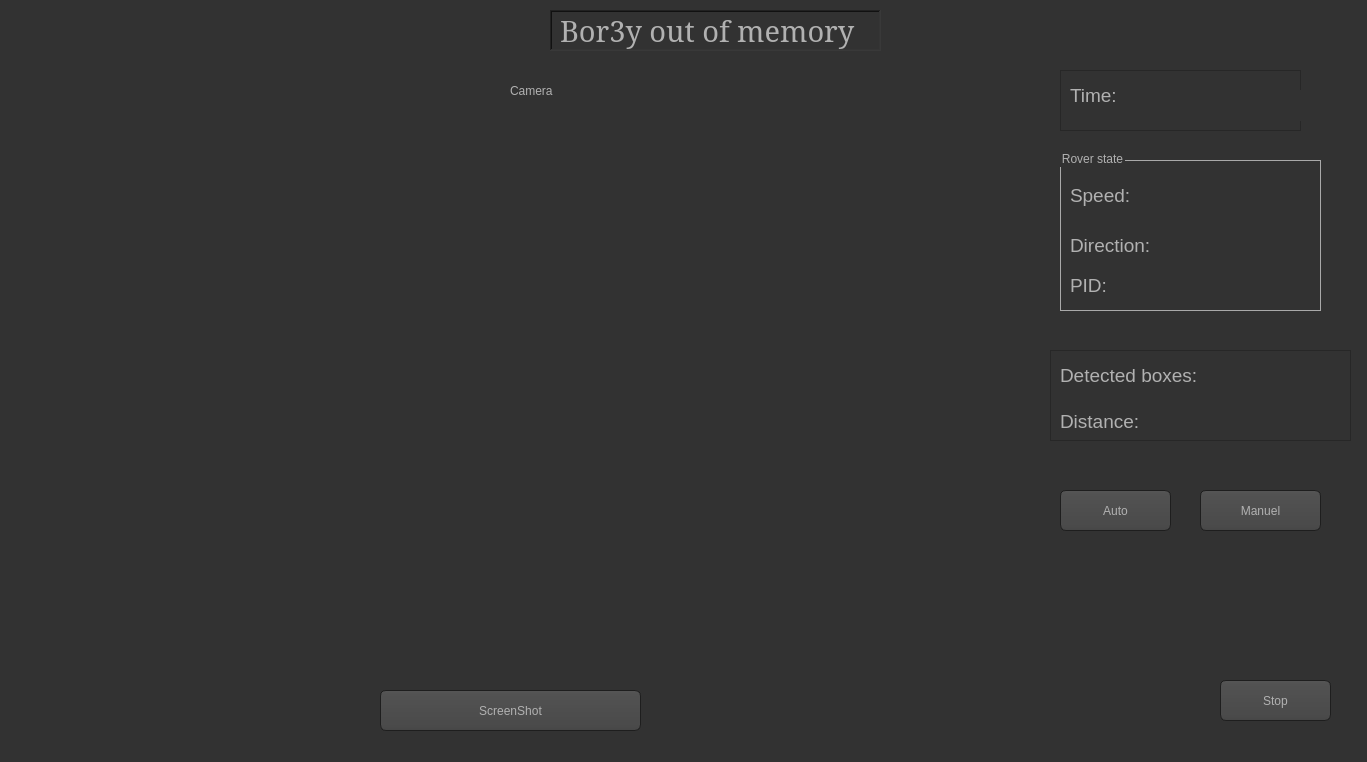
Qt form Ros2_ws/src/gui/gui/ui/rover_main.ui (youssef1404/Cleaning_Robot_Project) before a commit.
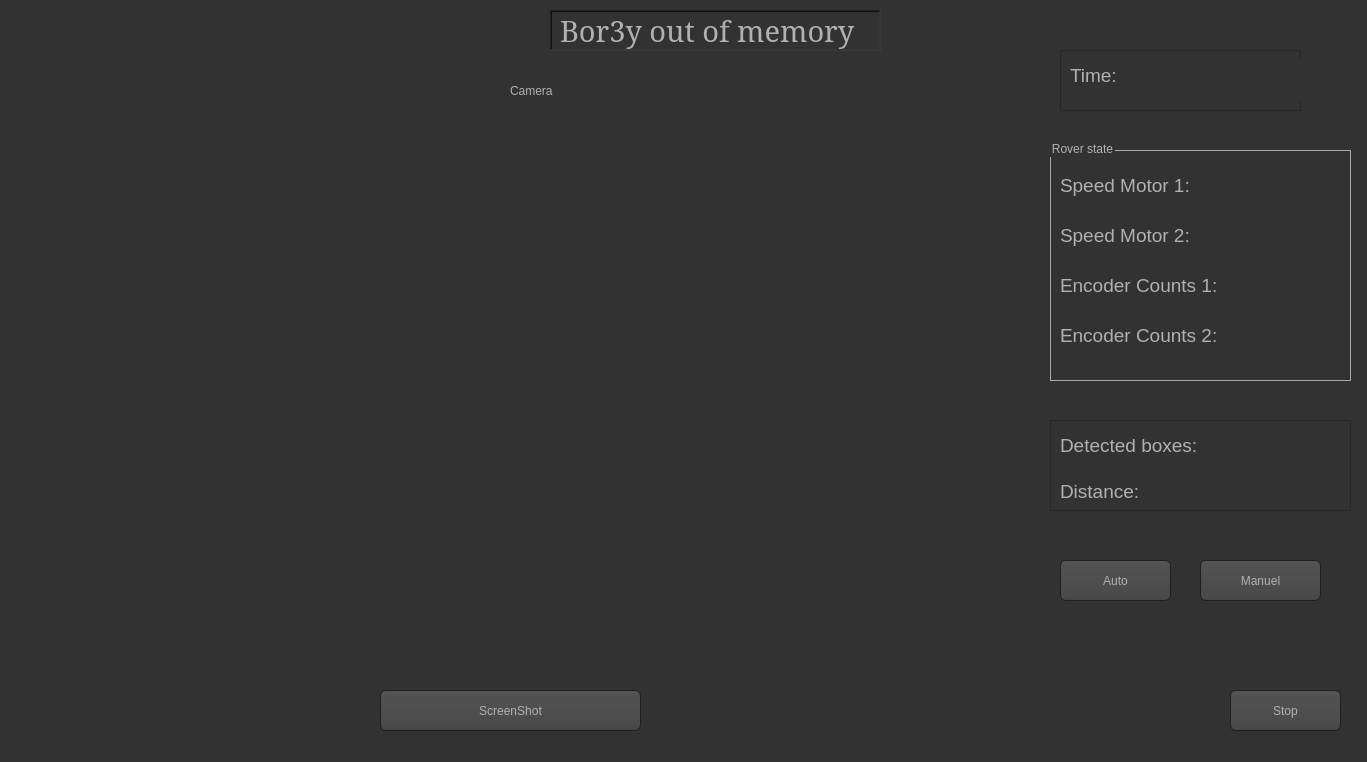
The same form after that commit. Icons and pictures are not drawn.

Commit message: adding motors feedback subscribers to the gui

```diff
--- a/Ros2_ws/src/gui/gui/ui/rover_main.ui
+++ b/Ros2_ws/src/gui/gui/ui/rover_main.ui
@@ -983,10 +983,10 @@
   <widget class="QGroupBox" name="groupBox">
    <property name="geometry">
     <rect>
-     <x>1060</x>
-     <y>150</y>
-     <width>261</width>
-     <height>161</height>
+     <x>1050</x>
+     <y>140</y>
+     <width>301</width>
+     <height>241</height>
     </rect>
    </property>
    <property name="title">
@@ -997,7 +997,7 @@
      <rect>
       <x>10</x>
       <y>30</y>
-      <width>71</width>
+      <width>131</width>
       <height>31</height>
      </rect>
     </property>
@@ -1007,13 +1007,13 @@
      </font>
     </property>
     <property name="text">
-     <string>Speed:</string>
+     <string>Speed Motor 1:</string>
     </property>
    </widget>
-   <widget class="QLabel" name="speed_label_2">
+   <widget class="QLabel" name="speed_label_1">
     <property name="geometry">
      <rect>
-      <x>100</x>
+      <x>160</x>
       <y>30</y>
       <width>111</width>
       <height>31</height>
@@ -1033,7 +1033,7 @@
      <rect>
       <x>10</x>
       <y>80</y>
-      <width>101</width>
+      <width>131</width>
       <height>31</height>
      </rect>
     </property>
@@ -1043,15 +1043,15 @@
      </font>
     </property>
     <property name="text">
-     <string>Direction:</string>
+     <string>Speed Motor 2:</string>
     </property>
    </widget>
-   <widget class="QLabel" name="dir_label">
+   <widget class="QLabel" name="speed_label_2">
     <property name="geometry">
      <rect>
-      <x>110</x>
+      <x>160</x>
       <y>80</y>
-      <width>141</width>
+      <width>131</width>
       <height>31</height>
      </rect>
     </property>
@@ -1064,12 +1064,30 @@
      <string/>
     </property>
    </widget>
+   <widget class="QLabel" name="label_11">
+    <property name="geometry">
+     <rect>
+      <x>10</x>
+      <y>130</y>
+      <width>161</width>
+      <height>31</height>
+     </rect>
+    </property>
+    <property name="font">
+     <font>
+      <pointsize>14</pointsize>
+     </font>
+    </property>
+    <property name="text">
+     <string>Encoder Counts 1:</string>
+    </property>
+   </widget>
    <widget class="QLabel" name="label_12">
     <property name="geometry">
      <rect>
       <x>10</x>
-      <y>120</y>
-      <width>71</width>
+      <y>180</y>
+      <width>161</width>
       <height>31</height>
      </rect>
     </property>
@@ -1079,17 +1097,40 @@
      </font>
     </property>
     <property name="text">
-     <string>PID:</string>
+     <string>Encoder Counts 2:</string>
     </property>
    </widget>
    <widget class="QLabel" name="pid_label">
     <property name="geometry">
      <rect>
-      <x>100</x>
-      <y>120</y>
-      <width>101</width>
+      <x>170</x>
+      <y>130</y>
+      <width>121</width>
       <height>31</height>
      </rect>
+    </property>
+    <property name="font">
+     <font>
+      <pointsize>13</pointsize>
+     </font>
+    </property>
+    <property name="text">
+     <string/>
+    </property>
+   </widget>
+   <widget class="QLabel" name="count_label_2">
+    <property name="geometry">
+     <rect>
+      <x>170</x>
+      <y>180</y>
+      <width>121</width>
+      <height>31</height>
+     </rect>
+    </property>
+    <property name="font">
+     <font>
+      <pointsize>13</pointsize>
+     </font>
     </property>
     <property name="text">
      <string/>
@@ -1100,7 +1141,7 @@
    <property name="geometry">
     <rect>
      <x>1050</x>
-     <y>350</y>
+     <y>420</y>
      <width>301</width>
      <height>91</height>
     </rect>
@@ -1665,7 +1706,7 @@
    <property name="geometry">
     <rect>
      <x>1200</x>
-     <y>490</y>
+     <y>560</y>
      <width>121</width>
      <height>41</height>
     </rect>
@@ -1690,7 +1731,7 @@
    <property name="geometry">
     <rect>
      <x>1060</x>
-     <y>490</y>
+     <y>560</y>
      <width>111</width>
      <height>41</height>
     </rect>
@@ -1715,7 +1756,7 @@
    <property name="geometry">
     <rect>
      <x>1060</x>
-     <y>70</y>
+     <y>50</y>
      <width>241</width>
      <height>61</height>
     </rect>
@@ -1730,9 +1771,9 @@
     <property name="geometry">
      <rect>
       <x>70</x>
-      <y>20</y>
+      <y>10</y>
       <width>171</width>
-      <height>31</height>
+      <height>41</height>
      </rect>
     </property>
     <property name="font">
@@ -1766,8 +1807,8 @@
   <widget class="QPushButton" name="stop_button">
    <property name="geometry">
     <rect>
-     <x>1220</x>
-     <y>680</y>
+     <x>1230</x>
+     <y>690</y>
      <width>111</width>
      <height>41</height>
     </rect>
```
Left out of the diff: 2 changed lines with no effect on the pictures. The commit also changes 31 other files.
